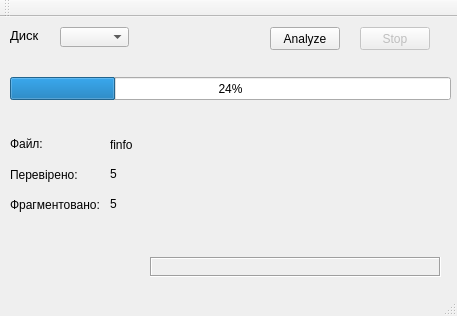
Before: the Qt Designer form mainwindow.ui in emperor-is-here/Volume-Analyzer, drawn with Qt 5.
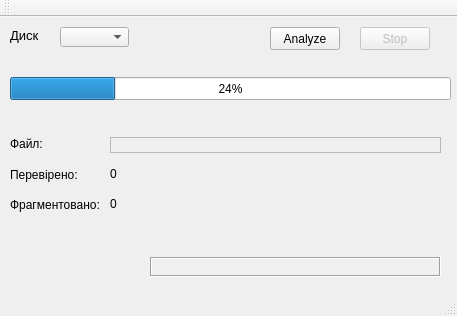
After: the same form once the commit is applied.

What changed in the file:
```diff
--- a/mainwindow.ui
+++ b/mainwindow.ui
@@ -131,8 +131,14 @@
       <height>16</height>
      </rect>
     </property>
+    <property name="frameShape">
+     <enum>QFrame::StyledPanel</enum>
+    </property>
+    <property name="frameShadow">
+     <enum>QFrame::Raised</enum>
+    </property>
     <property name="text">
-     <string>finfo</string>
+     <string/>
     </property>
    </widget>
    <widget class="QLabel" name="fCheckedInfo">
@@ -145,7 +151,7 @@
      </rect>
     </property>
     <property name="text">
-     <string>5</string>
+     <string>0</string>
     </property>
    </widget>
    <widget class="QLabel" name="fChecked">
@@ -184,7 +190,7 @@
      </rect>
     </property>
     <property name="text">
-     <string>5</string>
+     <string>0</string>
     </property>
    </widget>
   </widget>
```
